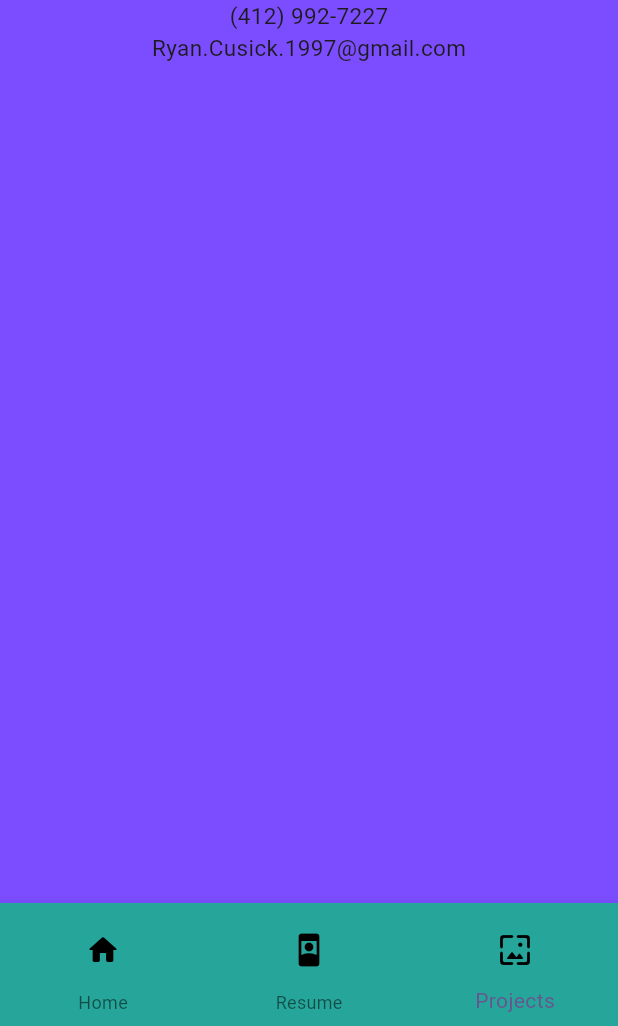
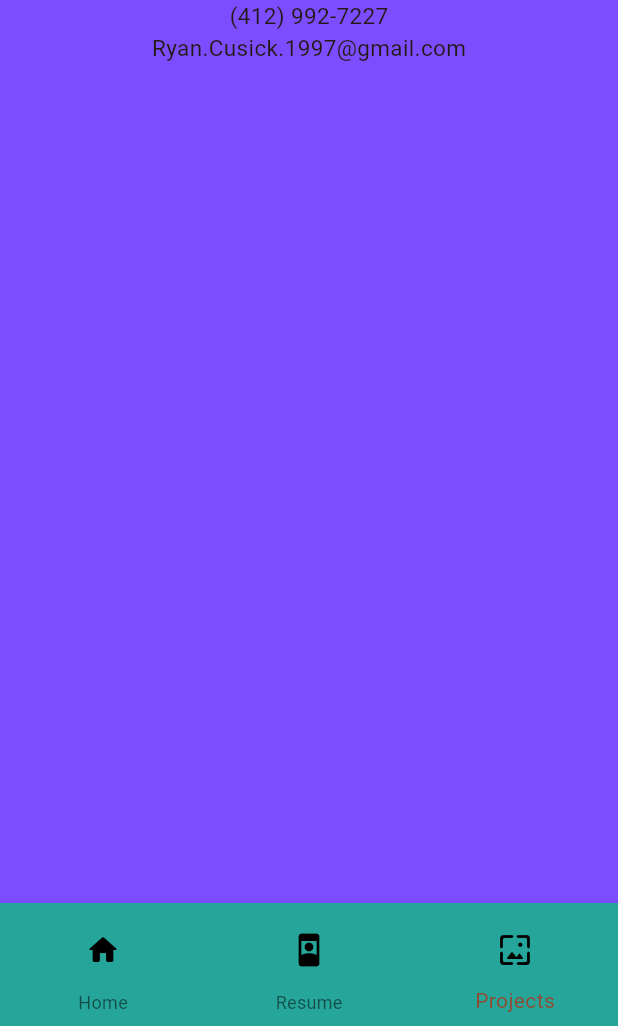
Before and after one commit to Cusick1/portfolio, a Flutter app: the screen it shows after launch, item 3 of the bottom bar chosen, on a phone screen of 412 x 824 dp, the part 210-1236 px from its top. Run offline on Flutter 3.47's test engine with Material 3 defaults, Android fonts, the phone set to English and light mode, and no system bars.

Commit message:
updated theme

```diff
--- a/lib/main.dart
+++ b/lib/main.dart
@@ -29,7 +29,13 @@ class MyApp extends StatelessWidget {
         //
         // This works for code too, not just values: Most code changes can be
         // tested with just a hot reload.
-        colorScheme: ColorScheme.fromSeed(seedColor: Colors.deepPurple),
+        colorScheme: ColorScheme.fromSeed(
+          brightness: MediaQuery.platformBrightnessOf(context),
+          // seedColor: const Color.fromARGB(255, 93, 57, 47),
+          seedColor: Colors.brown,
+        ),
+        // textTheme: TextTheme(),
+        // iconButtonTheme: IconButtonThemeData(style: ButtonStyle(textStyle: ))
       ),
       home: const MyHomePage(),
     );
```
